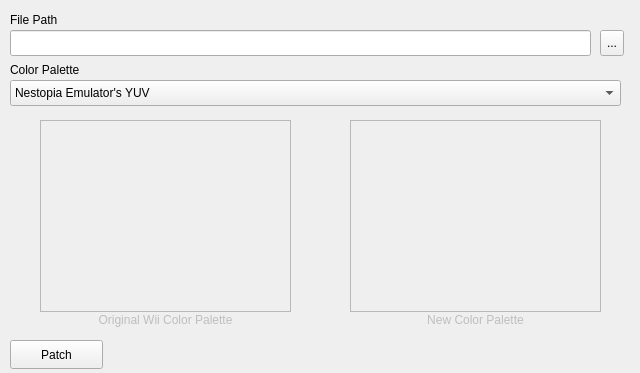
The window that mainwindow.ui (dylanp14132/wii-nes-palette-tool) describes before a commit, drawn with Qt 5.
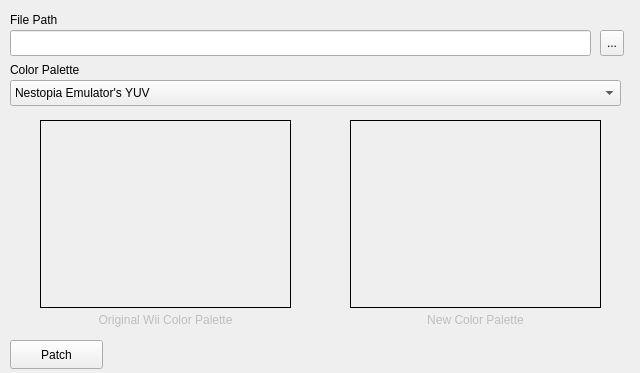
The same window after the commit. Icons and pictures are not drawn.

Commit message: Add images of palettes to ui

The edit to the form file:
```diff
--- a/mainwindow.ui
+++ b/mainwindow.ui
@@ -172,19 +172,6 @@
      <string>Color Palette</string>
     </property>
    </widget>
-   <widget class="QListWidget" name="temp1">
-    <property name="enabled">
-     <bool>false</bool>
-    </property>
-    <property name="geometry">
-     <rect>
-      <x>40</x>
-      <y>120</y>
-      <width>251</width>
-      <height>192</height>
-     </rect>
-    </property>
-   </widget>
    <widget class="QLabel" name="oldPaletteLabel">
     <property name="enabled">
      <bool>false</bool>
@@ -204,25 +191,6 @@
      <set>Qt::AlignmentFlag::AlignCenter</set>
     </property>
    </widget>
-   <widget class="QListWidget" name="temp2">
-    <property name="enabled">
-     <bool>false</bool>
-    </property>
-    <property name="geometry">
-     <rect>
-      <x>350</x>
-      <y>120</y>
-      <width>251</width>
-      <height>192</height>
-     </rect>
-    </property>
-    <property name="maximumSize">
-     <size>
-      <width>251</width>
-      <height>192</height>
-     </size>
-    </property>
-   </widget>
    <widget class="QLabel" name="newPaletteLabel">
     <property name="enabled">
      <bool>false</bool>
@@ -255,6 +223,53 @@
      <string>Patch</string>
     </property>
    </widget>
+   <widget class="QLabel" name="originalImage">
+    <property name="geometry">
+     <rect>
+      <x>40</x>
+      <y>120</y>
+      <width>251</width>
+      <height>188</height>
+     </rect>
+    </property>
+    <property name="frameShape">
+     <enum>QFrame::Shape::Box</enum>
+    </property>
+    <property name="text">
+     <string/>
+    </property>
+    <property name="pixmap">
+     <pixmap resource="images.qrc">:/images/original_wii_vc.png</pixmap>
+    </property>
+    <property name="scaledContents">
+     <bool>true</bool>
+    </property>
+    <property name="wordWrap">
+     <bool>false</bool>
+    </property>
+   </widget>
+   <widget class="QLabel" name="newImage">
+    <property name="geometry">
+     <rect>
+      <x>350</x>
+      <y>120</y>
+      <width>251</width>
+      <height>188</height>
+     </rect>
+    </property>
+    <property name="frameShape">
+     <enum>QFrame::Shape::Box</enum>
+    </property>
+    <property name="text">
+     <string/>
+    </property>
+    <property name="pixmap">
+     <pixmap resource="images.qrc">:/images/nestopia_yuv.png</pixmap>
+    </property>
+    <property name="scaledContents">
+     <bool>true</bool>
+    </property>
+   </widget>
   </widget>
  </widget>
  <resources/>
```
Left out of the diff: 4 changed lines with no effect on the pictures. The commit also changes 19 other files.
